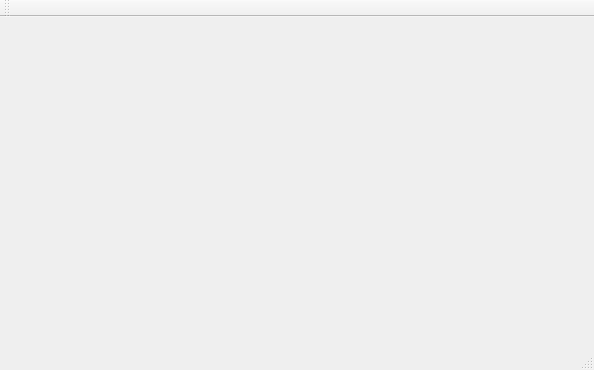
simorgh/SC2015, file Practica_OpenMP/mainwindow.ui: the form before one commit.
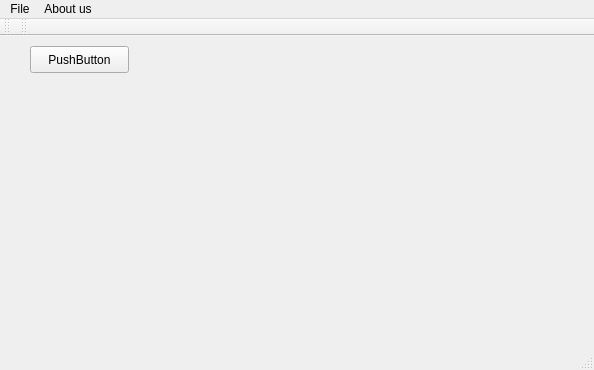
The form after the commit.

Commit message: All the  functionallity is moved to MainWindow instead of loading it in a new widget. Search image button implementation not finished

What changed in the file:
```diff
--- a/Practica_OpenMP/mainwindow.ui
+++ b/Practica_OpenMP/mainwindow.ui
@@ -13,7 +13,21 @@
   <property name="windowTitle">
    <string>MainWindow</string>
   </property>
-  <widget class="QWidget" name="centralWidget"/>
+  <widget class="QWidget" name="centralWidget">
+   <widget class="QPushButton" name="pushButton">
+    <property name="geometry">
+     <rect>
+      <x>30</x>
+      <y>10</y>
+      <width>99</width>
+      <height>27</height>
+     </rect>
+    </property>
+    <property name="text">
+     <string>PushButton</string>
+    </property>
+   </widget>
+  </widget>
   <widget class="QMenuBar" name="menuBar">
    <property name="geometry">
     <rect>
@@ -23,6 +37,20 @@
      <height>25</height>
     </rect>
    </property>
+   <widget class="QMenu" name="menuAbout_us">
+    <property name="title">
+     <string>About us</string>
+    </property>
+   </widget>
+   <widget class="QMenu" name="menuFile">
+    <property name="title">
+     <string>File</string>
+    </property>
+    <addaction name="loadDatabase"/>
+    <addaction name="selectImage"/>
+   </widget>
+   <addaction name="menuFile"/>
+   <addaction name="menuAbout_us"/>
   </widget>
   <widget class="QToolBar" name="mainToolBar">
    <attribute name="toolBarArea">
@@ -33,6 +61,30 @@
    </attribute>
   </widget>
   <widget class="QStatusBar" name="statusBar"/>
+  <widget class="QToolBar" name="toolBar">
+   <property name="windowTitle">
+    <string>toolBar</string>
+   </property>
+   <attribute name="toolBarArea">
+    <enum>TopToolBarArea</enum>
+   </attribute>
+   <attribute name="toolBarBreak">
+    <bool>false</bool>
+   </attribute>
+  </widget>
+  <action name="loadDatabase">
+   <property name="checkable">
+    <bool>false</bool>
+   </property>
+   <property name="text">
+    <string>Load Database...</string>
+   </property>
+  </action>
+  <action name="selectImage">
+   <property name="text">
+    <string>Select image</string>
+   </property>
+  </action>
  </widget>
  <layoutdefault spacing="6" margin="11"/>
  <resources/>
```
The commit also changes 6 other files.
